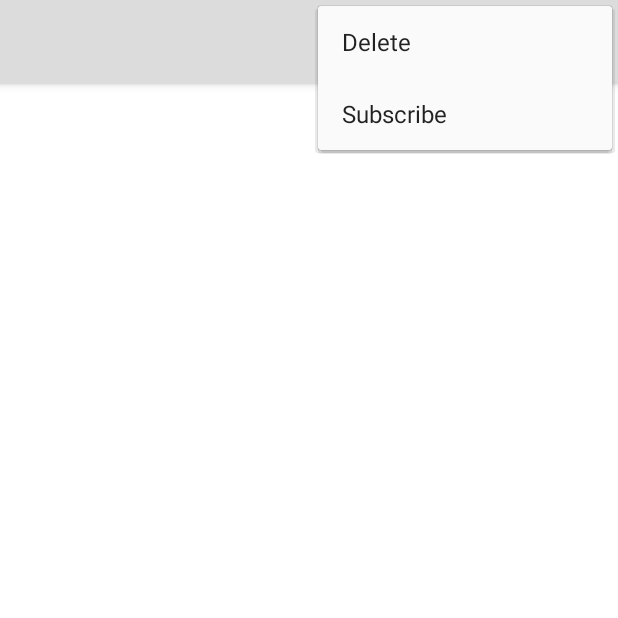
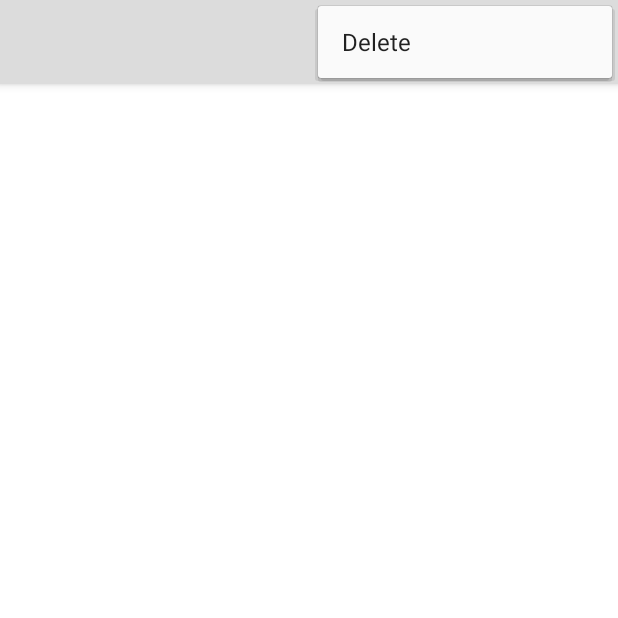
Before and after one commit to zainqureshi1/FCMagazine, an Android app: the ReaderActivity screen opened directly, with no data from a screen before it, with the options menu open, on a phone screen of 412 x 824 dp, the top half of it. Run offline under Robolectric (Android 15) with nearby library versions, the phone set to English and light mode, and no system bars; libraries missing offline, so code that uses them is left out: com.alexvasilkov.foldablelayout; 6 statements that could not run were skipped.

Commit message:
Remove Subscribe
Remove subscribe option from action_bar_items.

```diff
--- a/app/src/main/java/com/e2esp/fcmagazine/activities/ReaderActivity.java
+++ b/app/src/main/java/com/e2esp/fcmagazine/activities/ReaderActivity.java
@@ -148,9 +148,6 @@ public class ReaderActivity extends AppCompatActivity {
             case R.id.delete:
                 //Toast.makeText(this, "Delete", Toast.LENGTH_SHORT).show();
                 deleteMagazine(magazinesName);
-                return true;
-            case R.id.subscribe:
-                Toast.makeText(this, "Subscribe Click", Toast.LENGTH_SHORT).show();
                 return true;
             default:
                 return super.onOptionsItemSelected(item);
--- a/app/src/main/res/menu/action_bar_items.xml
+++ b/app/src/main/res/menu/action_bar_items.xml
@@ -10,8 +10,4 @@
         android:title="@string/delete"
         android:showAsAction="ifRoom" />
 
-    <item android:id="@+id/subscribe"
-        android:title="@string/subscribe"
-        android:showAsAction="never" />
-
 </menu>
```
